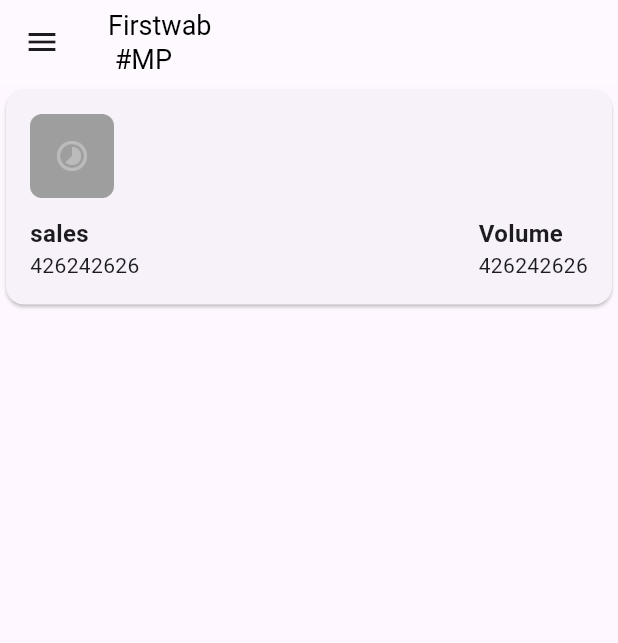
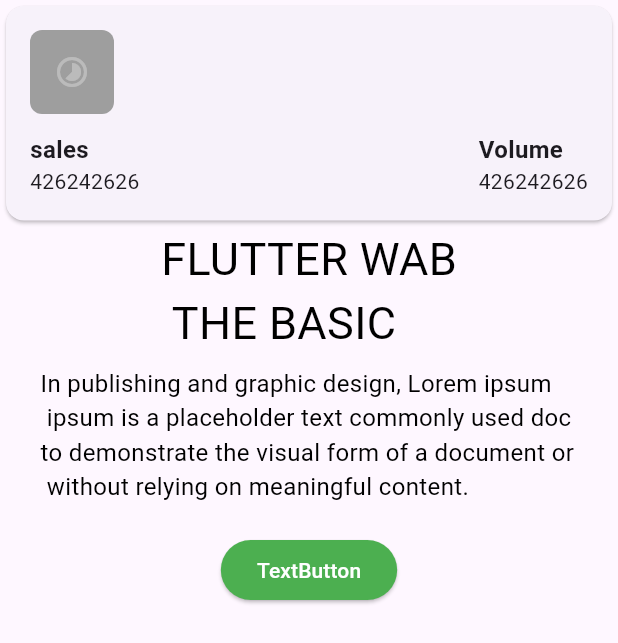
Before and after one commit to Ruman007-75/Ruman007-75, a Flutter app: the screen it shows after launch, on a phone screen of 412 x 824 dp. Shown: the top 643 px of the screen. Run offline on Flutter 3.47's test engine with Material 3 defaults, Android fonts, the phone set to English and light mode, and no system bars; our stand-ins replace device_preview.

Commit message:
responsive_design

```diff
--- a/lib/prsentstion/screen/home_screen.dart
+++ b/lib/prsentstion/screen/home_screen.dart
@@ -23,45 +23,83 @@ class _HomeScreenState extends State<HomeScreen> {
 
   Widget _buildMobileLayout() {
     return Scaffold(
-      appBar: AppBar(
-        title: const Text(
-          'Firstwab\n #MP',
-          style: TextStyle(color: Colors.black, fontSize: 18),
-        ),
-        backgroundColor: Colors.white30,
-      ),
       drawer: const NavMenu(),
       body: Column(
-        children: [DeshBoardCard()],
+        children: [DeshBoardCard(),
+        Column(
+          children: [Text('FLUTTER WAB\n THE BASIC', style: TextStyle(color: Colors.black, fontSize: 30),),
+          SizedBox(height: 7,),
+            Text('In publishing and graphic design, Lorem ipsum \n'
+                ' ipsum is a placeholder text commonly used doc \n'
+                'to demonstrate the visual form of a document or\n'
+                ' without relying on meaningful content.', style: TextStyle(color: Colors.black, fontSize: 16),),
+            SizedBox(height: 20,),
+            ElevatedButton(style:ElevatedButton.styleFrom(backgroundColor: Colors.green),
+                onPressed: (){}, child: Text('TextButton', style: TextStyle(color: Colors.white),),
+            )
+          ],
+        )
+        ],
       ),
     );
   }
 
   Widget _buildTabletLayout() {
-    return const Scaffold(
+    return  Scaffold(
       body: Row(
         children: [
           NavMenu(),
           Expanded(
               child: Center(
             child: Text('FLUTTER WAB\n THE BASIC'),
-          ))
+          )),
+          Column(
+            children: [Text('FLUTTER WAB\n THE BASIC', style: TextStyle(color: Colors.black, fontSize: 30),),
+              SizedBox(height: 7,),
+              Text('In publishing and graphic design, Lorem ipsum \n'
+                  ' ipsum is a placeholder text commonly used doc \n'
+                  'to demonstrate the visual form of a document or\n'
+                  ' without relying on meaningful content.', style: TextStyle(color: Colors.black, fontSize: 16),),
+              SizedBox(height: 20,),
+              ElevatedButton(style:ElevatedButton.styleFrom(backgroundColor: Colors.green),
+                onPressed: (){}, child: Text('TextButton', style: TextStyle(color: Colors.white),),
+              )
+            ],
+          ),
+
         ],
       ),
     );
   }
 
   Widget _buildDesktopLayout() {
-    return const Scaffold(
+    return Scaffold(
       body: Row(
         children: [
           NavMenu(),
           Expanded(
               child: Center(
             child: Text('FLUTTER WAB\n THE BASIC'),
-          ))
-        ],
+          )),
+          Center(
+            child: Column(
+              children: [Text('FLUTTER WAB\n THE BASIC', style: TextStyle(color: Colors.black, fontSize: 30),),
+                    SizedBox(height: 7,),
+                    Text('In publishing and graphic design, Lorem ipsum \n'
+              ' ipsum is a placeholder text commonly used doc \n'
+              'to demonstrate the visual form of a document or\n'
+              ' without relying on meaningful content.', style: TextStyle(color: Colors.black, fontSize: 16),),
+                    ],
+            ),
+          ),
+            SizedBox(height: 20,),
+            ElevatedButton(style:ElevatedButton.styleFrom(backgroundColor: Colors.green),
+              onPressed: (){}, child: Text('TextButton', style: TextStyle(color: Colors.white),),
+            )
+          ]
+
       ),
+
     );
   }
 
```
